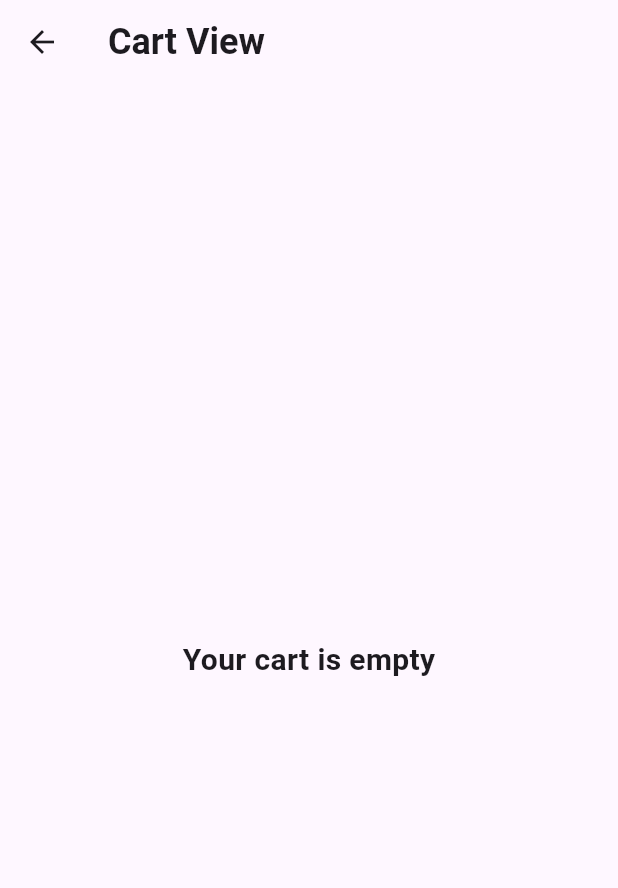
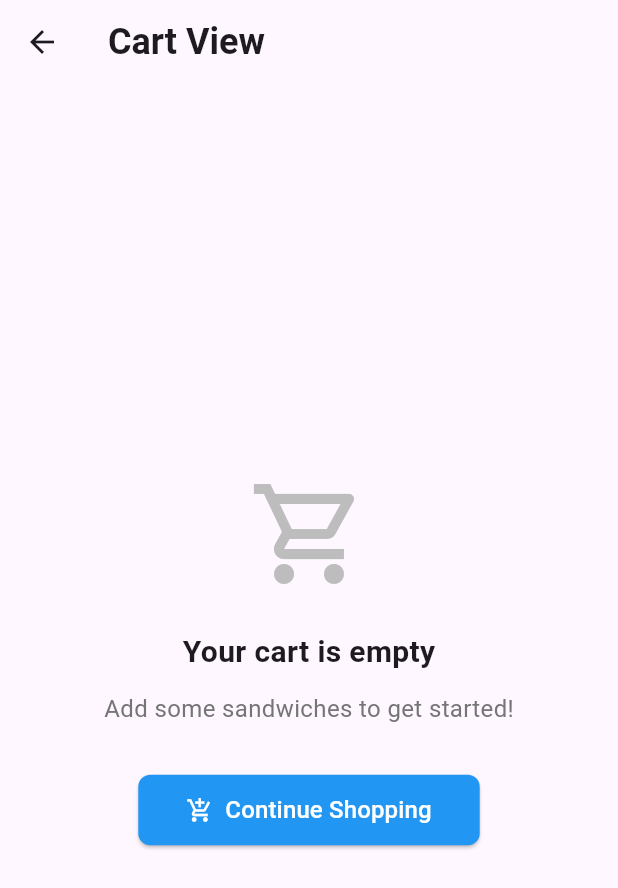
Before and after one commit to charis0627/sandwitch_app, a Flutter app: the CartScreen screen opened directly with empty values, on a phone screen of 412 x 824 dp. Shown: the top 888 px of the screen. Run offline on Flutter 3.47's test engine with Material 3 defaults, Android fonts, the light colour scheme and no system bars.

Commit message:
Enhance empty cart view with informative message and continue shopping button

```diff
--- a/lib/views/cart_screen.dart
+++ b/lib/views/cart_screen.dart
@@ -30,10 +30,57 @@ class _CartScreenState extends State<CartScreen> {
         ),
       ),
       body: items.isEmpty
-          ? const Center(
-              child: Text(
-                'Your cart is empty',
-                style: heading2,
+          ? Center(
+              child: Column(
+                mainAxisAlignment: MainAxisAlignment.center,
+                children: [
+                  Icon(
+                    Icons.shopping_cart_outlined,
+                    size: 80,
+                    color: Colors.grey.shade400,
+                  ),
+                  const SizedBox(height: 24),
+                  const Text(
+                    'Your cart is empty',
+                    style: heading2,
+                  ),
+                  const SizedBox(height: 12),
+                  Text(
+                    'Add some sandwiches to get started!',
+                    style: TextStyle(
+                      fontSize: 16,
+                      color: Colors.grey.shade600,
+                    ),
+                  ),
+                  const SizedBox(height: 32),
+                  ElevatedButton(
+                    onPressed: () {
+                      Navigator.pop(context);
+                    },
+                    style: ElevatedButton.styleFrom(
+                      backgroundColor: Colors.blue,
+                      padding: const EdgeInsets.symmetric(
+                          horizontal: 32, vertical: 12),
+                      shape: RoundedRectangleBorder(
+                        borderRadius: BorderRadius.circular(8),
+                      ),
+                    ),
+                    child: const Row(
+                      mainAxisSize: MainAxisSize.min,
+                      children: [
+                        Icon(Icons.add_shopping_cart, color: Colors.white),
+                        SizedBox(width: 8),
+                        Text(
+                          'Continue Shopping',
+                          style: TextStyle(
+                            fontSize: 16,
+                            color: Colors.white,
+                          ),
+                        ),
+                      ],
+                    ),
+                  ),
+                ],
               ),
             )
           : Column(
```
